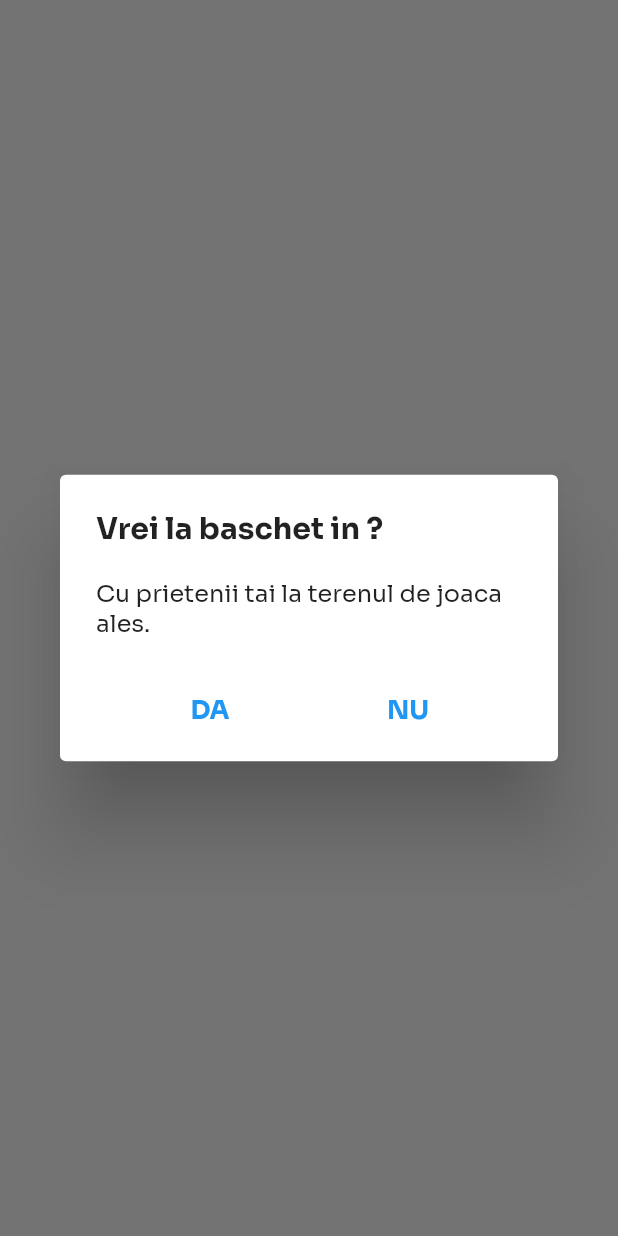
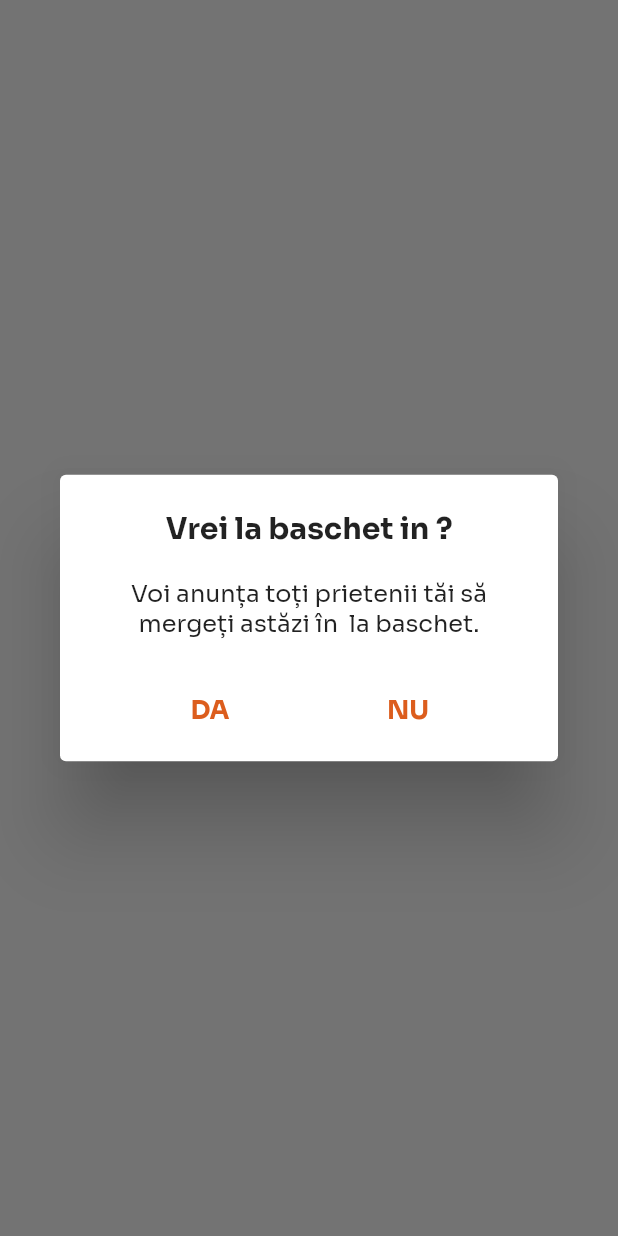
Before and after one commit to gabrieltintarescu/basketball, a Flutter app: what showPlatformDialog() shows on an empty page, opened directly with empty values, on a phone screen of 412 x 824 dp. Run offline on Flutter 3.47's test engine with Material 2 defaults, Android fonts, the phone set to English and light mode, and no system bars; our stand-ins replace entry, flutter_rating_bar, flutter_zoom_drawer, geolocator, lottie, page_transition and 2 more; statements that could not run were skipped.

```diff
--- a/lib/components/weather_card.dart
+++ b/lib/components/weather_card.dart
@@ -34,7 +34,7 @@ class _WeatherCardState extends State<WeatherCard> {
       w = await wf.currentWeatherByLocation(pos.latitude, pos.longitude);
     }
 
-    await Future.delayed(const Duration(seconds: 3));
+    await Future.delayed(const Duration(seconds: 2));
     setState(() {
       currentWeather = w;
     });
--- a/lib/home_page.dart
+++ b/lib/home_page.dart
@@ -66,8 +66,9 @@ class _HomePageState extends State<HomePage> {
                 mainAxisAlignment: MainAxisAlignment.spaceBetween,
                 children: [
                   IconButton(
-                      icon: Image.asset('assets/menu.png'),
-                      onPressed: () => ZoomDrawer.of(context)?.toggle()),
+                    icon: Image.asset('assets/menu.png'),
+                    onPressed: () => ZoomDrawer.of(context)?.toggle(),
+                  ),
                 ],
               ),
             ),
@@ -212,23 +213,44 @@ void showPlatformDialog(BuildContext context, Court court) {
           return AlertDialog(
             title: Text(
               'Vrei la baschet in ${court.name}?',
+              textAlign: TextAlign.center,
               style: const TextStyle(fontWeight: FontWeight.bold),
             ),
-            content: const Text('Cu prietenii tai la terenul de joaca ales.'),
+            content: Text(
+              'Voi anunța toți prietenii tăi să mergeți astăzi în ${court.name} la baschet.',
+              textAlign: TextAlign.center,
+            ),
             actionsAlignment: MainAxisAlignment.spaceEvenly,
             actionsPadding: const EdgeInsets.only(bottom: 10),
             actions: [
               TextButton(
-                child: const Text(
+                style: ButtonStyle(
+                  overlayColor: MaterialStateProperty.all(
+                    Theme.of(context).primaryColor.withOpacity(0.1),
+                  ),
+                ),
+                child: Text(
                   'DA',
-                  style: TextStyle(fontSize: 17, fontWeight: FontWeight.bold),
+                  style: TextStyle(
+                      fontSize: 17,
+                      fontWeight: FontWeight.bold,
+                      color: Theme.of(context).primaryColor),
                 ),
                 onPressed: () => Navigator.of(context).pop(),
               ),
               TextButton(
-                child: const Text('NU',
-                    style:
-                        TextStyle(fontSize: 17, fontWeight: FontWeight.bold)),
+                style: ButtonStyle(
+                  overlayColor: MaterialStateProperty.all(
+                    Theme.of(context).primaryColor.withOpacity(0.1),
+                  ),
+                ),
+                child: Text(
+                  'NU',
+                  style: TextStyle(
+                      fontSize: 17,
+                      fontWeight: FontWeight.bold,
+                      color: Theme.of(context).primaryColor),
+                ),
                 onPressed: () => Navigator.of(context).pop(),
               )
             ],
--- a/lib/main.dart
+++ b/lib/main.dart
@@ -5,6 +5,8 @@ import 'package:flutter/material.dart';
 import 'package:flutter/services.dart';
 
 void main() {
+  WidgetsFlutterBinding.ensureInitialized();
+  SystemChrome.setPreferredOrientations([DeviceOrientation.portraitUp]);
   if (Platform.isAndroid) {
     SystemChrome.setSystemUIOverlayStyle(const SystemUiOverlayStyle(
       // systemNavigationBarColor: Color(0xFFDC5D1D), // navigation bar color
```
Also changed, not shown: resources/logo.png (added), resources/presentation.png (added).
